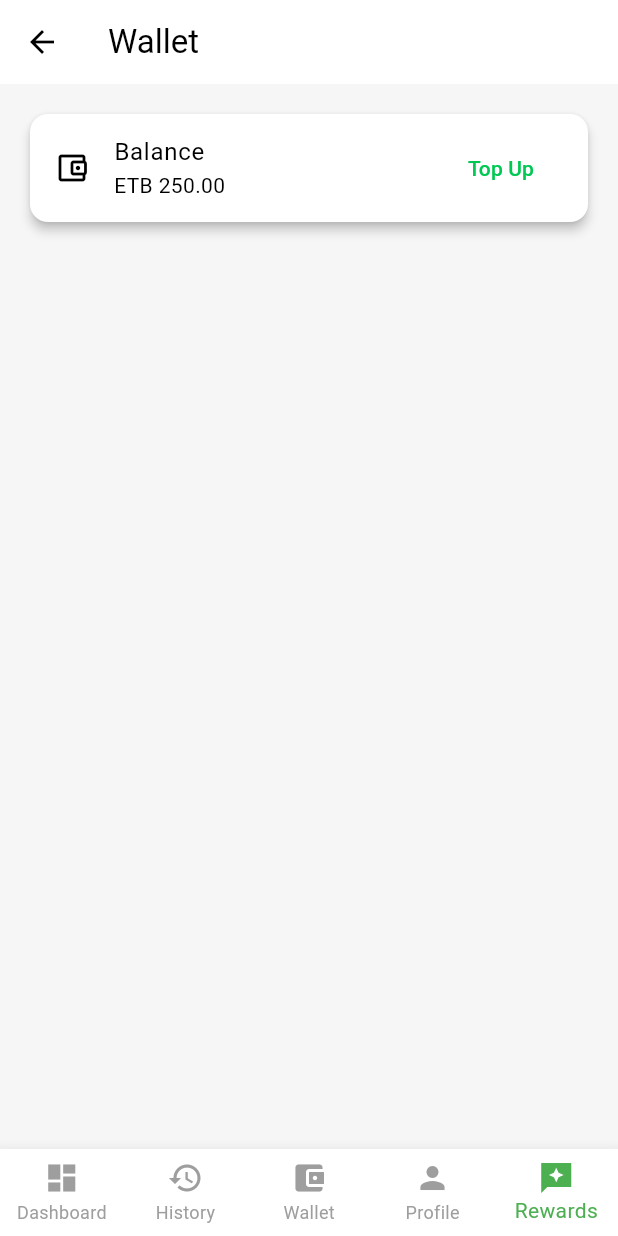
After one commit to MikiasEyayaw/bike_e_scooter, a Flutter app: the MainNavigation screen opened by its route, item 5 of the bottom bar chosen, on a phone screen of 412 x 824 dp. The commit adds this screen. Run offline on Flutter 3.47's test engine with Material 3 defaults, Android fonts, the light colour scheme and no system bars.

Commit message:
Implement main navigation bar for all screens (UI-only, not yet connected to routes

```diff
--- /dev/null
+++ b/lib/features/rewards/screens/rewards_screen.dart
@@ -0,0 +1,17 @@
+import 'package:flutter/material.dart';
+import '../widgets/rewards_card.dart';
+
+class RewardsScreen extends StatelessWidget {
+  const RewardsScreen({super.key});
+
+  @override
+  Widget build(BuildContext context) {
+    return Scaffold(
+      appBar: AppBar(title: const Text('Wallet')),
+      body: const Padding(
+        padding: EdgeInsets.all(16.0),
+        child: RewardsCard(),
+      ),
+    );
+  }
+}
--- /dev/null
+++ b/lib/features/rewards/view_model/rewards_view_model.dart
@@ -0,0 +1,7 @@
+class RewardsViewModel {
+  double balance = 250.00;
+
+  void topUp(double amount) {
+    balance += amount;
+  }
+}
--- /dev/null
+++ b/lib/features/rewards/widgets/rewards_card.dart
@@ -0,0 +1,18 @@
+import 'package:flutter/material.dart';
+
+class RewardsCard extends StatelessWidget {
+  const RewardsCard({super.key});
+
+  @override
+  Widget build(BuildContext context) {
+    return Card(
+      elevation: 3,
+      child: ListTile(
+        leading: const Icon(Icons.account_balance_wallet_outlined),
+        title: const Text('Balance'),
+        subtitle: const Text('ETB 250.00'),
+        trailing: TextButton(onPressed: () {}, child: const Text('Top Up')),
+      ),
+    );
+  }
+}
--- a/lib/routing/app_router.dart
+++ b/lib/routing/app_router.dart
@@ -1,18 +1,22 @@
 import 'package:flutter/material.dart';
+
+// Auth & Verification
 import '../features/auth/screen/login_screen.dart';
 import '../features/auth/screen/otp_verfication_screen.dart';
 import '../features/auth/screen/signup_screen.dart';
-import '../features/dashboard/screens/dashboard_screen.dart';
-import '../features/ride_history/screens/ride_history_screen.dart';
-import '../features/wallet/screens/wallet_screen.dart';
-import '../features/profile/screens/profile_screen.dart';
-import '../features/support/screens/help_screen.dart';
-import '../features/auth/screen/verification.dart'; // ✅ added import
+import '../features/auth/screen/verification.dart';
+
+// Main Navigation
+import 'main_navigation.dart';
+
+// Route Names
 import 'route_names.dart';
 
 class AppRouter {
   static Route<dynamic> generateRoute(RouteSettings settings) {
     switch (settings.name) {
+
+      // --- Splash / Login ---
       case RouteNames.splash:
         return MaterialPageRoute(
           builder: (_) => const LoginScreen(),
@@ -23,11 +27,13 @@ class AppRouter {
           builder: (_) => const LoginScreen(),
         );
 
+      // --- Signup ---
       case RouteNames.signup:
         return MaterialPageRoute(
           builder: (_) => const SignupScreen(),
         );
 
+      // --- OTP Verification ---
       case RouteNames.otpVerification:
         final args = settings.arguments as Map<String, dynamic>?;
         final phone = args?['phone'] ?? '';
@@ -35,37 +41,19 @@ class AppRouter {
           builder: (_) => OtpVerificationScreen(phoneNumber: phone),
         );
 
+      // --- Dashboard (with Bottom Navigation) ---
       case RouteNames.dashboard:
         return MaterialPageRoute(
-          builder: (_) => const DashboardScreen(),
+          builder: (_) => const MainNavigation(),
         );
 
-      case RouteNames.rideHistory:
-        return MaterialPageRoute(
-          builder: (_) => const RideHistoryScreen(),
-        );
-
-      case RouteNames.wallet:
-        return MaterialPageRoute(
-          builder: (_) => const WalletScreen(),
-        );
-
-      case RouteNames.profile:
-        return MaterialPageRoute(
-          builder: (_) => const ProfileScreen(),
-        );
-
-      case RouteNames.support:
-        return MaterialPageRoute(
-          builder: (_) => const HelpScreen(),
-        );
-
-      // ✅ new route added here
+      // --- Verification Screen ---
       case RouteNames.verification:
         return MaterialPageRoute(
           builder: (_) => const VerificationScreen(),
         );
 
+      // --- Default / Unknown Route ---
       default:
         return MaterialPageRoute(
           builder: (_) => Scaffold(
--- /dev/null
+++ b/lib/routing/main_navigation.dart
@@ -0,0 +1,66 @@
+import 'package:flutter/material.dart';
+import '../features/dashboard/screens/dashboard_screen.dart';
+import '../features/ride_history/screens/ride_history_screen.dart';
+import '../features/wallet/screens/wallet_screen.dart';
+import '../features/profile/screens/profile_screen.dart';
+import '../features/rewards/screens/rewards_screen.dart';
+
+class MainNavigation extends StatefulWidget {
+  const MainNavigation({super.key});
+
+  @override
+  State<MainNavigation> createState() => _MainNavigationState();
+}
+
+class _MainNavigationState extends State<MainNavigation> {
+  int _currentIndex = 0;
+
+  final List<Widget> _screens = const [
+    DashboardScreen(),
+    RideHistoryScreen(),
+    WalletScreen(),
+    ProfileScreen(),
+    RewardsScreen(),
+  ];
+
+  void _onTabTapped(int index) {
+    setState(() => _currentIndex = index);
+  }
+
+  @override
+  Widget build(BuildContext context) {
+    return Scaffold(
+      body: _screens[_currentIndex],
+      bottomNavigationBar: BottomNavigationBar(
+        type: BottomNavigationBarType.fixed,
+        currentIndex: _currentIndex,
+        onTap: _onTabTapped,
+        selectedItemColor: Colors.green,
+        unselectedItemColor: Colors.grey,
+        showUnselectedLabels: true,
+        items: const [
+          BottomNavigationBarItem(
+            icon: Icon(Icons.dashboard),
+            label: 'Dashboard',
+          ),
+          BottomNavigationBarItem(
+            icon: Icon(Icons.history),
+            label: 'History',
+          ),
+          BottomNavigationBarItem(
+            icon: Icon(Icons.account_balance_wallet),
+            label: 'Wallet',
+          ),
+          BottomNavigationBarItem(
+            icon: Icon(Icons.person),
+            label: 'Profile',
+          ),
+          BottomNavigationBarItem(
+            icon: Icon(Icons.reviews_sharp),
+            label: 'Rewards',
+          ),
+        ],
+      ),
+    );
+  }
+}
--- a/lib/routing/route_names.dart
+++ b/lib/routing/route_names.dart
@@ -8,5 +8,6 @@ class RouteNames {
   static const String wallet = '/wallet';
   static const String profile = '/profile';
   static const String support = '/support';
-  static const String verification = '/verification'; // ✅ added route name
+  static const String rewards = '/rewards';
+  static const String verification = '/verification';
 }
```
